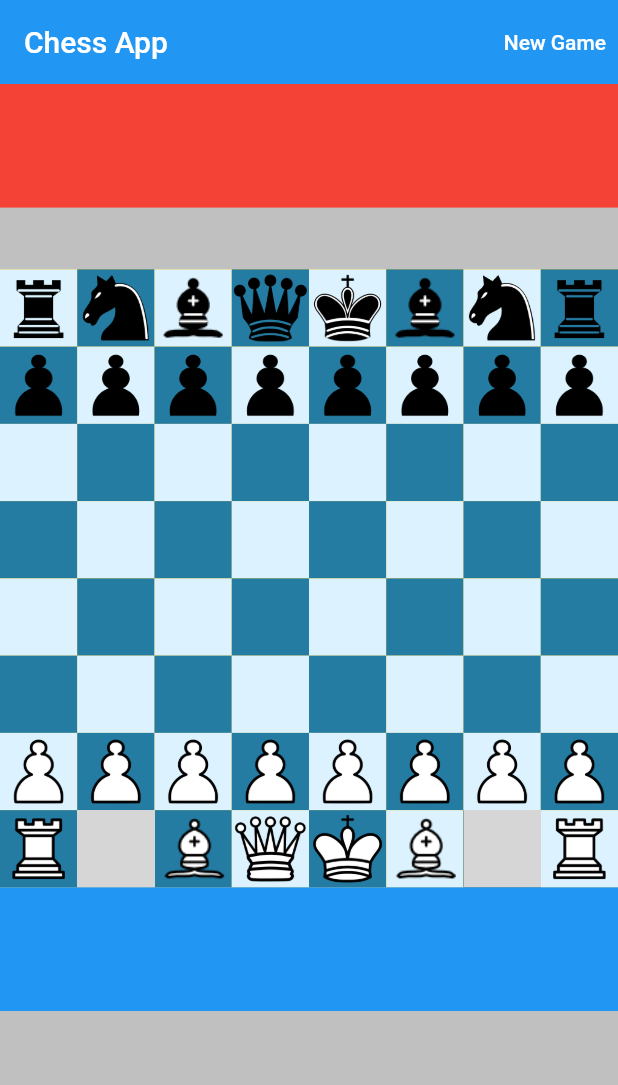
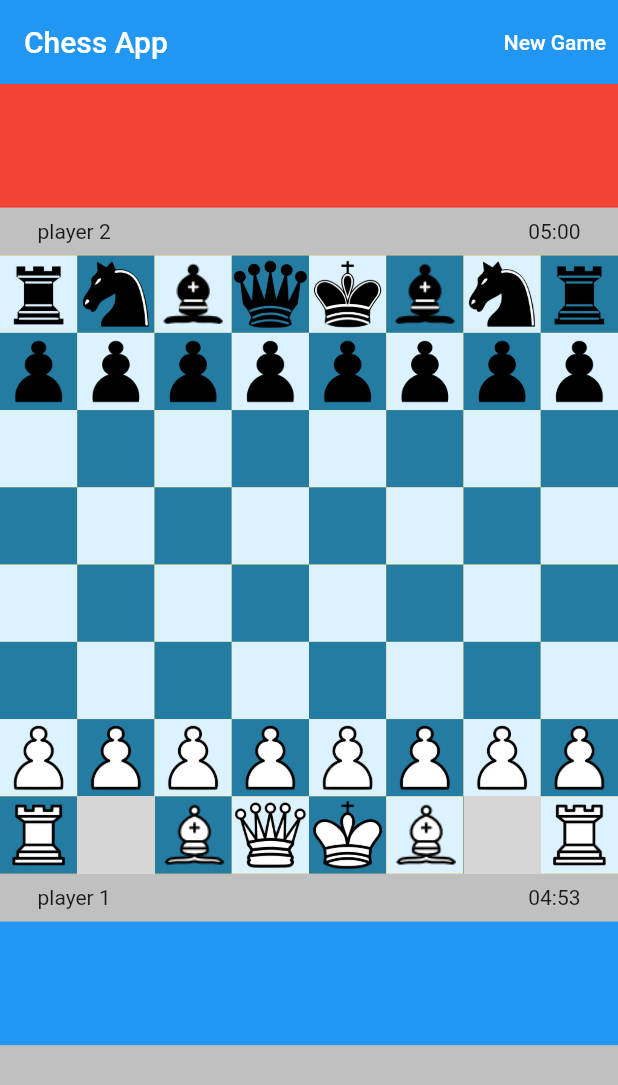
Before and after one commit to karthikprocoder/chess_app, a Flutter app: the screen it shows after launch, after a tap on "New Game", on a phone screen of 412 x 824 dp. Shown: the top 1085 px of the screen. Run offline on Flutter 3.47's test engine with Material 2 defaults, Android fonts, the phone set to English and light mode, and no system bars; our stand-ins replace audioplayers; grey boxes are pictures that could not be loaded.

Commit message:
timer feature added

```diff
--- a/lib/game_board.dart
+++ b/lib/game_board.dart
@@ -1,3 +1,5 @@
+import 'dart:async';
+
 import 'package:audioplayers/audioplayers.dart';
 import 'package:chess_app/global_variables.dart';
 import 'package:chess_app/methods/helper_methods.dart';
@@ -16,6 +18,15 @@ class GameBoard extends StatefulWidget {
 class _GameBoardState extends State<GameBoard> {
   // audio player
   final audioPlayer = AudioPlayer();
+
+  // timer
+  Timer? whiteTimer;
+  Timer? blackTimer;
+  Duration whiteDuration = gameDuration;
+  Duration blackDuration = gameDuration;
+
+  // game timeout
+  bool isTimeOut = false;
 
   // 2d matrix representing a board
   late List<List<ChessPiece?>> board;
@@ -40,11 +51,13 @@ class _GameBoardState extends State<GameBoard> {
   List<int> blackKingPos = [0, 4];
 
   bool checkStatus = false;
-  bool selected = false;
+
   @override
   void initState() {
     super.initState();
     board = initializeBoard();
+    playAudio("game-start");
+    startTimer(true);
   }
 
   @override
@@ -54,10 +67,64 @@ class _GameBoardState extends State<GameBoard> {
   }
 
   // PLAY AUDIO
-  Future setAudio(String audioType) async {
+  Future playAudio(String audioType) async {
     await audioPlayer.setSource(AssetSource('sounds/$audioType.mp3'));
     // debugPrint(audioPlayer.source.toString());
     audioPlayer.play(audioPlayer.source!, volume: 100.0);
+  }
+
+  // start the timer
+  void startTimer(bool isWhiteTurn) {
+    if (isWhiteTurn) {
+      whiteTimer = Timer.periodic(const Duration(seconds: 1), (_) {
+        setState(() {
+          final sec = whiteDuration.inSeconds - 1;
+          if (sec < 0) {
+            isTimeOut = true;
+            showWinner("Black", "Timeout");
+            whiteTimer!.cancel();
+          } else {
+            whiteDuration = Duration(seconds: sec);
+          }
+        });
+      });
+    } else {
+      blackTimer = Timer.periodic(const Duration(seconds: 1), (_) {
+        setState(() {
+          final sec = blackDuration.inSeconds - 1;
+          if (sec < 0) {
+            showWinner("White", "Timeout");
+            blackTimer!.cancel();
+          } else {
+            blackDuration = Duration(seconds: sec);
+          }
+        });
+      });
+    }
+  }
+
+  // pause the timer
+  void stopTimer(bool isWhiteTurn) {
+    setState(() {
+      if (isWhiteTurn) {
+        whiteTimer!.cancel();
+      } else {
+        blackTimer!.cancel();
+      }
+    });
+  }
+
+  // reset both the timers
+  void resetTimers({bool restart = true}) {
+    stopTimer(true);
+    stopTimer(false);
+    setState(() {
+      whiteDuration = gameDuration;
+      blackDuration = gameDuration;
+      if (restart) {
+        startTimer(true);
+      }
+    });
   }
 
   // CALLED WHEN A square_tile IS TAPPED
@@ -161,39 +228,25 @@ class _GameBoardState extends State<GameBoard> {
       if (!isWhiteTurn) {
         winner = "Black";
       }
-      setAudio("game-end");
-      showDialog(
-        context: context,
-        builder: (context) => AlertDialog(
-          title: Text('Check Mate!, $winner wins'),
-          actions: [
-            // play again
-            TextButton(
-              onPressed: () {
-                Navigator.pop(context);
-                return resetGame();
-              },
-              child: const Text('Play Again'),
-            ),
-            TextButton(
-              onPressed: () {
-                Navigator.pop(context);
-              },
-              child: const Text('Back'),
-            ),
-          ],
-        ),
-      );
+      playAudio("game-end");
+      showWinner(winner, "Checkmate!");
     }
 
     // play move audio
     if (checkStatus) {
-      setAudio("move-check");
+      playAudio("move-check");
     } else if (captured) {
-      setAudio("capture");
+      playAudio("capture");
     } else {
-      setAudio("move-self");
+      playAudio("move-self");
     }
+
+    // stop timer for current player
+    stopTimer(isWhiteTurn);
+
+    // start timer for other player
+    startTimer(!isWhiteTurn);
+
     // change turn
     isWhiteTurn = !isWhiteTurn;
   }
@@ -283,14 +336,49 @@ class _GameBoardState extends State<GameBoard> {
 
   // RESET GAME
   void resetGame() {
+    setState(() {
+      // variables
       board = initializeBoard();
+      selectedPiece = null;
+      selectedRow = -1;
+      selecetedCol = -1;
+      validMoves.clear();
       whiteDeadPieces.clear();
       blackDeadPieces.clear();
       whiteKingPos = [7, 4];
       blackKingPos = [0, 4];
       checkStatus = false;
       isWhiteTurn = true;
-    setState(() {});
+      playAudio("game-start");
+      resetTimers();
+    });
+  }
+
+  // show winner dialog box
+
+  void showWinner(String winner, String winType) {
+    showDialog(
+      context: context,
+      builder: (context) => AlertDialog(
+        title: Text('$winType, $winner wins'),
+        actions: [
+          // play again
+          TextButton(
+            onPressed: () {
+              Navigator.pop(context);
+              return resetGame();
+            },
+            child: const Text('Play Again'),
+          ),
+          TextButton(
+            onPressed: () {
+              Navigator.pop(context);
+            },
+            child: const Text('Back'),
+          ),
+        ],
+      ),
+    );
   }
 
   @override
@@ -332,10 +420,23 @@ class _GameBoardState extends State<GameBoard> {
                   }),
             ),
 
+            Padding(
+              padding:
+                  const EdgeInsets.symmetric(horizontal: 25.0, vertical: 8.0),
+              child: Row(
+                mainAxisAlignment: MainAxisAlignment.spaceBetween,
+                children: [
                   Container(
-              color: Colors.purple,
-              height: screenHeight * 0.05,
-              child: Text(checkStatus ? 'CHECK!' : ''),
+                    // color: Colors.purple,
+                    // height: screenHeight * 0.05,
+                    child: Text(checkStatus ? 'CHECK!' : 'player 2'),
+                  ),
+                  Container(
+                    // color: Colors.pink,
+                    child: Text(formatDuration(blackDuration)),
+                  ),
+                ],
+              ),
             ),
             Container(
               color: Colors.amber,
@@ -359,6 +460,22 @@ class _GameBoardState extends State<GameBoard> {
                   }),
             ),
 
+            Padding(
+              padding:
+                  const EdgeInsets.symmetric(horizontal: 25.0, vertical: 8.0),
+              child: Row(
+                mainAxisAlignment: MainAxisAlignment.spaceBetween,
+                children: [
+                  Container(
+                    child: Text('player 1'),
+                  ),
+                  Container(
+                    child: Text(formatDuration(whiteDuration)),
+                  ),
+                ],
+              ),
+            ),
+
             // BLACK DEAD PIECES
             Container(
               color: Colors.blue,
--- a/lib/global_variables.dart
+++ b/lib/global_variables.dart
@@ -5,3 +5,6 @@ Color? blackSquare = const Color(0xff257ca3);
 Color? whiteSquare = const Color(0xffdcf3ff);
 Color? selectedSquareColor = const Color(0xffa2d2df);
 // Color? attackedSquareColor = const Color(0xffFA8072);  // red shade
+
+// each player gets 5 mins
+Duration gameDuration = const Duration(minutes: 5);
--- a/lib/methods/helper_methods.dart
+++ b/lib/methods/helper_methods.dart
@@ -289,3 +289,15 @@ List<List<int>> calculateRawValidMoves(
 
   return candidateMoves;
 }
+
+
+  // format duration
+  String formatDuration(Duration duration) {
+    String hh = (duration.inHours).toString().padLeft(2, '0');
+    String mm = (duration.inMinutes % 60).toString().padLeft(2, '0');
+    String ss = (duration.inSeconds % 60).toString().padLeft(2, '0');
+    if (hh == "00") {
+      return '$mm:$ss';
+    }
+    return '$hh:$mm:$ss';
+  }
```
Also changed, not shown: 3 other files. Lines whose indentation alone changed are shown as unchanged.
